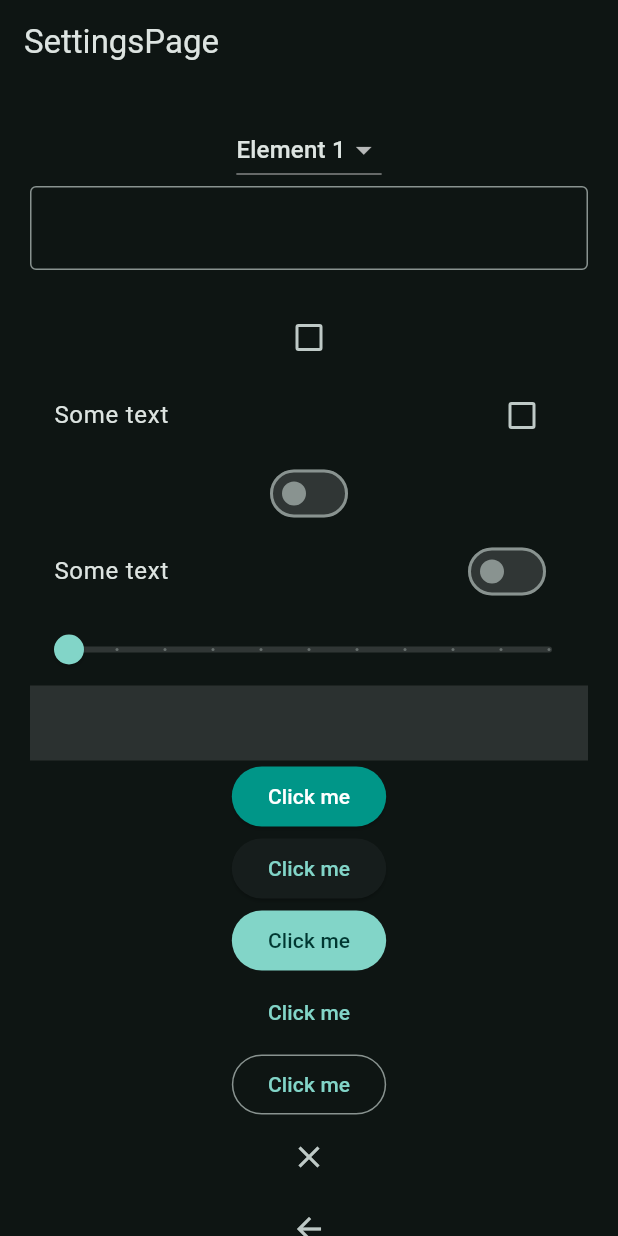
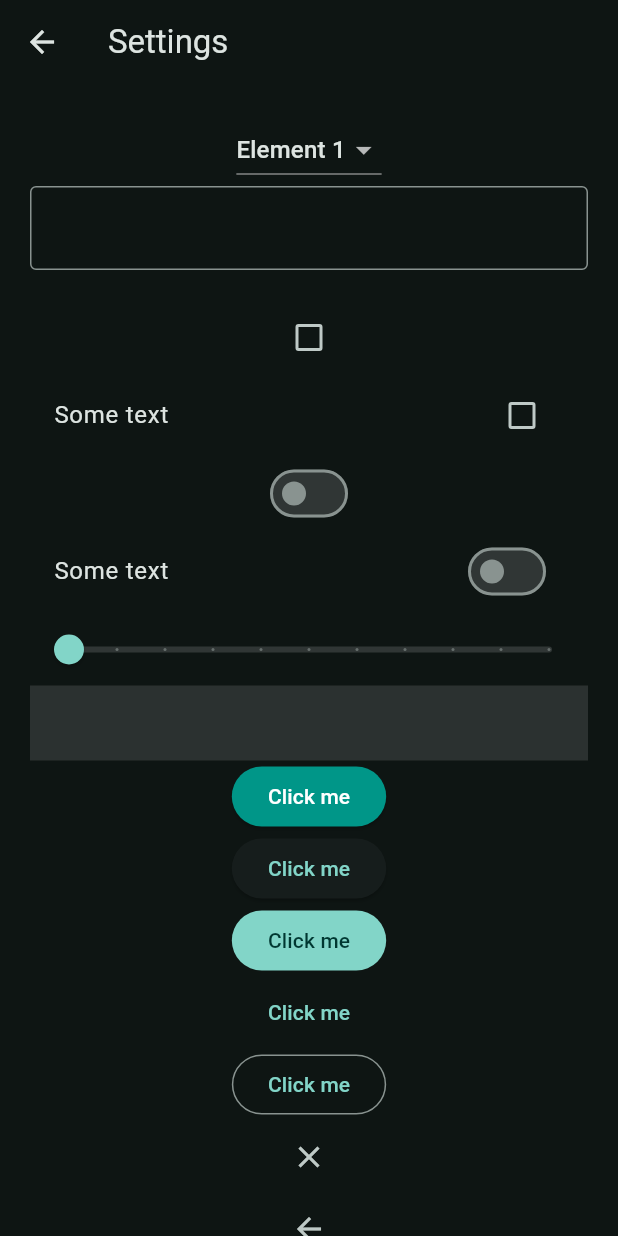
Before and after one commit to slammax/flutter_widgets_learning, a Flutter app: the screen it shows after launch, item 2 of the bottom bar chosen, after a tap on the "settings" icon, on a phone screen of 412 x 824 dp. Run offline on Flutter 3.47's test engine with Material 3 defaults, Android fonts, the phone set to English and light mode, and no system bars.

Commit message:
send data trough pages

```diff
--- a/lib/views/pages/settings_page.dart
+++ b/lib/views/pages/settings_page.dart
@@ -1,7 +1,9 @@
 import 'package:flutter/material.dart';
 
 class SettingsPage extends StatefulWidget {
-  const SettingsPage({super.key});
+  const SettingsPage({super.key, required this.title});
+
+  final String title;
 
   @override
   State<SettingsPage> createState() => _ProfilePageState();
@@ -17,7 +19,14 @@
   @override
   Widget build(BuildContext context) {
     return Scaffold(
-      appBar: AppBar(title: Text('SettingsPage')),
+      appBar: AppBar(
+        title: Text(widget.title),
+        leading: BackButton(
+          onPressed: () {
+            Navigator.pop(context);
+          },
+        ),
+      ),
       body: SingleChildScrollView(
         child: Padding(
           padding: const EdgeInsets.all(20.0),
--- a/lib/views/widgets_tree.dart
+++ b/lib/views/widgets_tree.dart
@@ -30,11 +30,11 @@
           ),
           IconButton(
             onPressed: () {
-              Navigator.pushReplacement(
+              Navigator.push(
                 context,
                 MaterialPageRoute(
                   builder: (context) {
-                    return SettingsPage();
+                    return SettingsPage(title: 'Settings');
                   },
                 ),
               );
```
